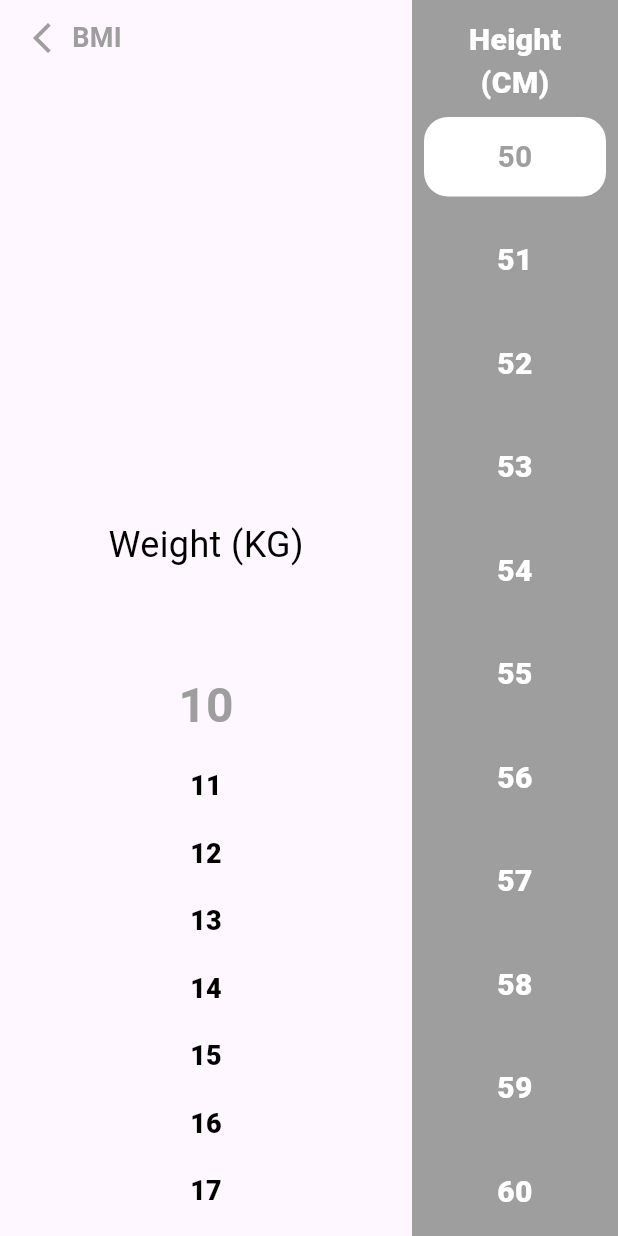
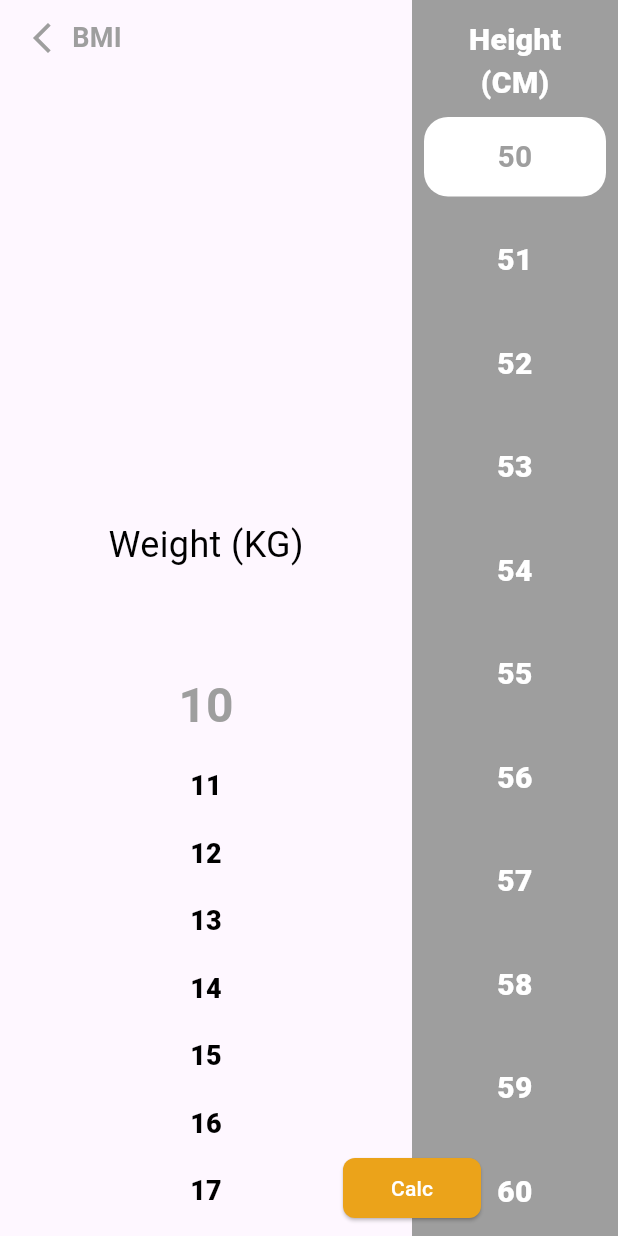
Before and after one commit to MohammedGhazaly/bmi_plus, a Flutter app: the ControlView screen opened directly with empty values, on a phone screen of 412 x 824 dp. Run offline on Flutter 3.47's test engine with Material 3 defaults, Android fonts, the light colour scheme and no system bars.

Commit message:
Created calc button

```diff
--- a/lib/features/control/widgets/back_button.dart
+++ b/lib/features/control/widgets/back_button.dart
@@ -23,7 +23,7 @@ class CustomBackButton extends StatelessWidget {
               Icons.arrow_back_ios_new_outlined,
               color: gender.color,
             ),
-            SizedBox(
+            const SizedBox(
               width: 8,
             ),
             Text(
--- a/lib/features/control/widgets/control_view_body.dart
+++ b/lib/features/control/widgets/control_view_body.dart
@@ -1,6 +1,6 @@
+import 'package:bmi_plus/core/app_colors.dart';
 import 'package:bmi_plus/features/control/widgets/cart_view_gender_and_weight_pciker.dart';
 import 'package:bmi_plus/features/control/widgets/control_view_height_picker.dart';
-import 'package:bmi_plus/features/control/widgets/height_widget.dart';
 import 'package:bmi_plus/models/gender_model.dart';
 import 'package:flutter/material.dart';
 
@@ -11,7 +11,9 @@ class ControlViewBody extends StatelessWidget {
 
   @override
   Widget build(BuildContext context) {
-    return Row(
+    return Stack(
+      children: [
+        Row(
           children: [
             Expanded(
               flex: 4,
@@ -24,6 +26,29 @@ class ControlViewBody extends StatelessWidget {
               child: ControlViewHeightPicker(gender: gender),
             ),
           ],
+        ),
+        Positioned(
+          bottom: 8,
+          left: MediaQuery.sizeOf(context).width * 2 / 3,
+          child: FractionalTranslation(
+            translation: Offset(-0.5, 0),
+            child: ElevatedButton(
+              style: ElevatedButton.styleFrom(
+                padding: EdgeInsets.symmetric(horizontal: 32),
+                backgroundColor: AppColors.yelloColor,
+                foregroundColor: Colors.white,
+                shape: RoundedRectangleBorder(
+                  borderRadius: BorderRadius.circular(8),
+                ),
+              ),
+              onPressed: () {},
+              child: Text(
+                "Calc",
+              ),
+            ),
+          ),
+        )
+      ],
     );
   }
 }
--- a/lib/features/control/widgets/weight_widget.dart
+++ b/lib/features/control/widgets/weight_widget.dart
@@ -17,8 +17,7 @@ class WeightWidget extends StatelessWidget {
     return Padding(
       padding: const EdgeInsets.symmetric(vertical: 12),
       child: AnimatedDefaultTextStyle(
-        duration: Duration(milliseconds: 300),
-        child: Text(weight.toString()),
+        duration: const Duration(milliseconds: 300),
         textAlign: TextAlign.center,
         style: TextStyle(
           fontSize: isSelected ? 32 : 18,
@@ -26,6 +25,7 @@ class WeightWidget extends StatelessWidget {
           // color: Colors.black,
           fontWeight: isSelected ? FontWeight.bold : FontWeight.w900,
         ),
+        child: Text(weight.toString()),
       ),
     );
   }
--- a/lib/features/home/home_view.dart
+++ b/lib/features/home/home_view.dart
@@ -6,7 +6,7 @@ class HomeView extends StatelessWidget {
 
   @override
   Widget build(BuildContext context) {
-    return Scaffold(
+    return const Scaffold(
       body: HomeViewBody(),
     );
   }
--- a/lib/features/home/widgets/gender_container.dart
+++ b/lib/features/home/widgets/gender_container.dart
@@ -25,7 +25,7 @@ class GenderContainer extends StatelessWidget {
           ),
           Text(
             gender,
-            style: TextStyle(
+            style: const TextStyle(
               fontSize: 32,
               color: Colors.white,
               fontWeight: FontWeight.bold,
--- a/lib/main.dart
+++ b/lib/main.dart
@@ -18,7 +18,7 @@
         colorScheme: ColorScheme.fromSeed(seedColor: Colors.deepPurple),
         useMaterial3: true,
       ),
-      home: HomeView(),
+      home: const HomeView(),
     );
   }
 }
```
Lines whose indentation alone changed are shown as unchanged.
